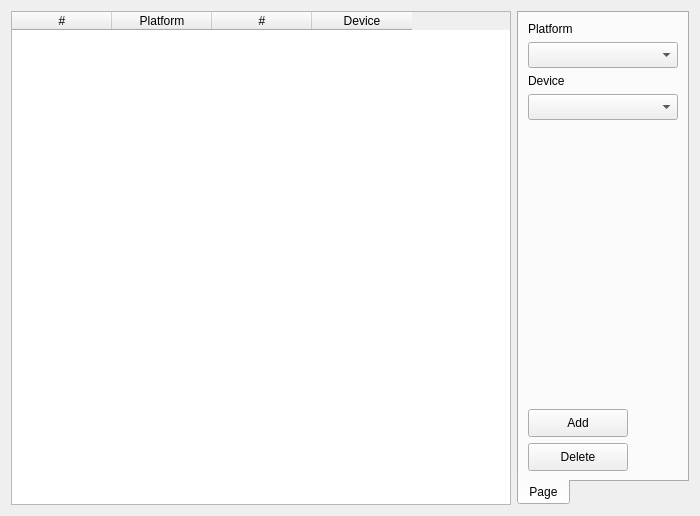
The window that src/gui/dialogs/settings/frames/openclframe.ui (JJPPeters/clTEM) describes before a commit, drawn with Qt 5.
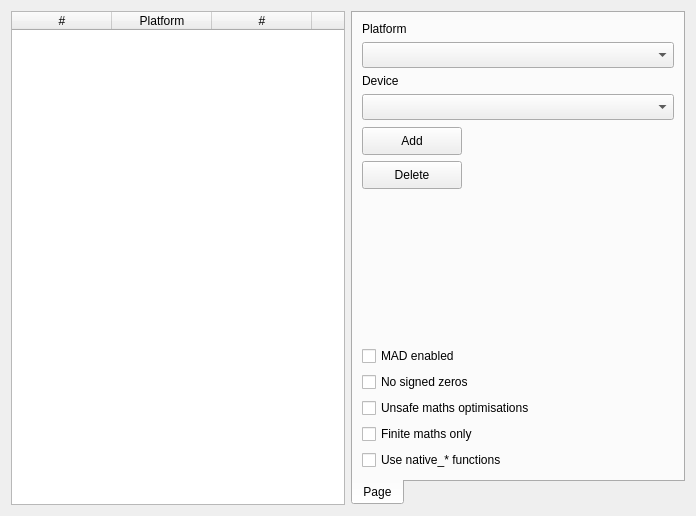
The same window after the commit. Custom widgets are drawn as their Qt base class.

Commit message: Can now choose opencl kernel optimisations

What changed in the file:
```diff
--- a/src/gui/dialogs/settings/frames/openclframe.ui
+++ b/src/gui/dialogs/settings/frames/openclframe.ui
@@ -18,13 +18,13 @@
     <widget class="QTableWidget" name="tblDevices">
      <property name="minimumSize">
       <size>
-       <width>500</width>
-       <height>400</height>
+       <width>0</width>
+       <height>0</height>
       </size>
      </property>
      <property name="maximumSize">
       <size>
-       <width>400</width>
+       <width>16777215</width>
        <height>16777215</height>
       </size>
      </property>
@@ -175,6 +175,44 @@
          </property>
         </widget>
        </item>
+       <item>
+        <widget class="QPushButton" name="btnAdd">
+         <property name="minimumSize">
+          <size>
+           <width>100</width>
+           <height>28</height>
+          </size>
+         </property>
+         <property name="maximumSize">
+          <size>
+           <width>100</width>
+           <height>26</height>
+          </size>
+         </property>
+         <property name="text">
+          <string>Add</string>
+         </property>
+        </widget>
+       </item>
+       <item>
+        <widget class="QPushButton" name="btnDelete">
+         <property name="minimumSize">
+          <size>
+           <width>100</width>
+           <height>28</height>
+          </size>
+         </property>
+         <property name="maximumSize">
+          <size>
+           <width>100</width>
+           <height>26</height>
+          </size>
+         </property>
+         <property name="text">
+          <string>Delete</string>
+         </property>
+        </widget>
+       </item>
        <item>
         <spacer name="vSpacer">
          <property name="orientation">
@@ -189,40 +227,37 @@
         </spacer>
        </item>
        <item>
-        <widget class="QPushButton" name="btnAdd">
-         <property name="minimumSize">
-          <size>
-           <width>100</width>
-           <height>28</height>
-          </size>
+        <widget class="QCheckBox" name="chkMad">
+         <property name="text">
+          <string>MAD enabled</string>
          </property>
-         <property name="maximumSize">
-          <size>
-           <width>100</width>
-           <height>26</height>
-          </size>
+        </widget>
+       </item>
+       <item>
+        <widget class="QCheckBox" name="chkSignedZero">
+         <property name="text">
+          <string>No signed zeros</string>
          </property>
+        </widget>
+       </item>
+       <item>
+        <widget class="QCheckBox" name="chkUnsafeMaths">
          <property name="text">
-          <string>Add</string>
+          <string>Unsafe maths optimisations</string>
          </property>
         </widget>
        </item>
        <item>
-        <widget class="QPushButton" name="btnDelete">
-         <property name="minimumSize">
-          <size>
-           <width>100</width>
-           <height>28</height>
-          </size>
+        <widget class="QCheckBox" name="chkFiniteMaths">
+         <property name="text">
+          <string>Finite maths only</string>
          </property>
-         <property name="maximumSize">
-          <size>
-           <width>100</width>
-           <height>26</height>
-          </size>
-         </property>
+        </widget>
+       </item>
+       <item>
+        <widget class="QCheckBox" name="chkNativeFuncs">
          <property name="text">
-          <string>Delete</string>
+          <string>Use native_* functions</string>
          </property>
         </widget>
        </item>
```
The commit also changes 13 other files.
